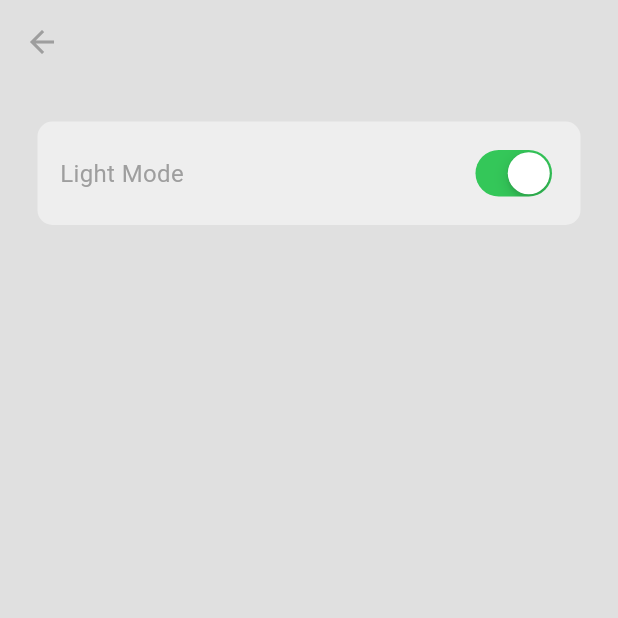
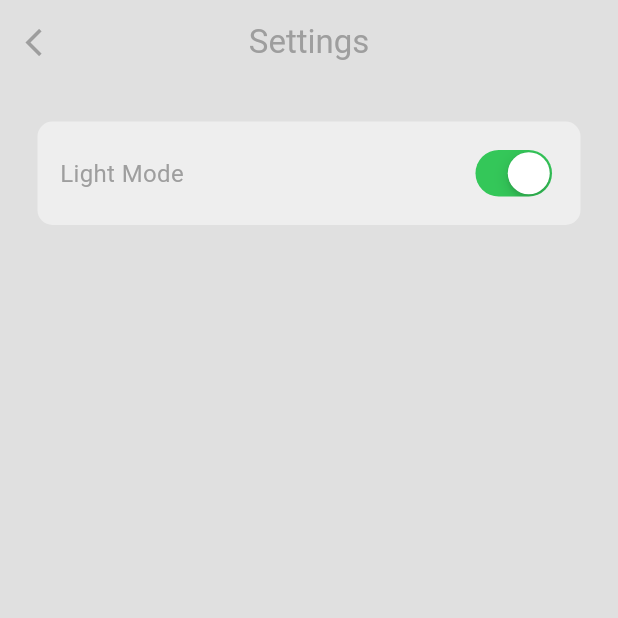
Before and after one commit to Jahid01234/Chat-App, a Flutter app: the screen it shows once a user with an empty profile is signed in, in the side drawer, after a tap on "S E T T I N G S", on a phone screen of 412 x 824 dp, the top half of it. Run offline on Flutter 3.47's test engine with Material 3 defaults, Android fonts, the phone set to English and light mode, and no system bars; our stand-ins replace cloud_firestore, firebase_auth, firebase_core; accounts and stored records are empty.

Commit message:
- add app bar widget

```diff
--- a/lib/presentation/pages/chat_page.dart
+++ b/lib/presentation/pages/chat_page.dart
@@ -1,5 +1,6 @@
 import 'package:chat_app/data/services/auth/auth_services.dart';
 import 'package:chat_app/data/services/chat/chat_services.dart';
+import 'package:chat_app/presentation/widgets/app_bar_widget.dart';
 import 'package:chat_app/presentation/widgets/chat_bubble.dart';
 import 'package:cloud_firestore/cloud_firestore.dart';
 import 'package:flutter/material.dart';
@@ -78,11 +79,8 @@ class _ChatPageState extends State<ChatPage> {
   Widget build(BuildContext context) {
     return Scaffold(
       backgroundColor: Theme.of(context).colorScheme.background,
-      appBar: AppBar(
-        backgroundColor: Colors.transparent,
-        foregroundColor: Colors.grey,
-        elevation: 0,
-        title: Text(widget.receiverEmail),
+      appBar: AppBarWidget(
+        title: widget.receiverEmail,
       ),
       body:  Padding(
         padding: const EdgeInsets.symmetric(horizontal: 10),
--- a/lib/presentation/pages/home_page.dart
+++ b/lib/presentation/pages/home_page.dart
@@ -27,7 +27,7 @@ class _HomePageState extends State<HomePage> {
         foregroundColor: Colors.grey,
         elevation: 0,
         title: const Text("Home"),
-        centerTitle: true,
+        centerTitle:true ,
       ),
       drawer: const MyDrawer(),
       body: _buildUserList(),
--- a/lib/presentation/pages/settings_page.dart
+++ b/lib/presentation/pages/settings_page.dart
@@ -1,3 +1,4 @@
+import 'package:chat_app/presentation/widgets/app_bar_widget.dart';
 import 'package:chat_app/resources/themes/theme_provider.dart';
 import 'package:flutter/cupertino.dart';
 import 'package:flutter/material.dart';
@@ -18,10 +19,9 @@ class _SettingsPageState extends State<SettingsPage> {
 
     return Scaffold(
       backgroundColor: Theme.of(context).colorScheme.background,
-      appBar: AppBar(
-        backgroundColor: Colors.transparent,
-        foregroundColor: Colors.grey,
-        elevation: 0,
+      appBar: const AppBarWidget(
+        title: "Settings",
+        centerTitle: true,
       ),
       body:Container(
         margin: const EdgeInsets.all(25),
--- /dev/null
+++ b/lib/presentation/widgets/app_bar_widget.dart
@@ -0,0 +1,34 @@
+import 'package:flutter/material.dart';
+
+class AppBarWidget extends StatelessWidget implements PreferredSizeWidget {
+  final String title;
+  final bool? centerTitle;
+
+  const AppBarWidget({
+    super.key,
+    this.centerTitle,
+    required this.title,
+  });
+
+
+  @override
+  Widget build(BuildContext context) {
+    return AppBar(
+      backgroundColor: Colors.transparent,
+      foregroundColor: Colors.grey,
+      elevation: 0,
+      title: Text(title),
+      centerTitle: centerTitle ,
+      leading: IconButton(
+        icon: const Icon(Icons.arrow_back_ios,size: 22,),
+        onPressed: (){
+          Navigator.pop(context);
+        }
+      ),
+    );
+  }
+
+  @override
+  // TODO: implement preferredSize
+  Size get preferredSize => const Size.fromHeight(kToolbarHeight);
+}
```
